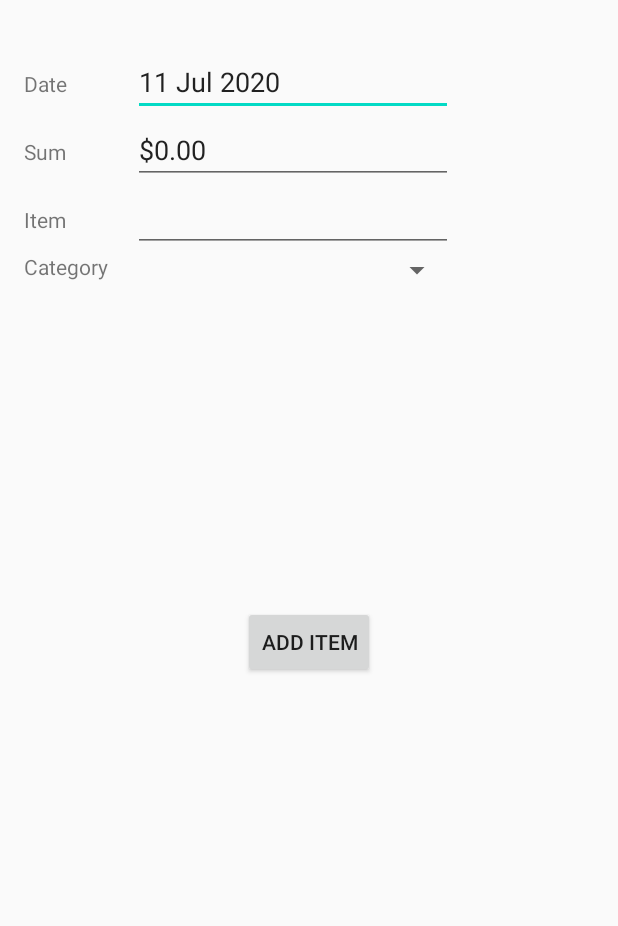
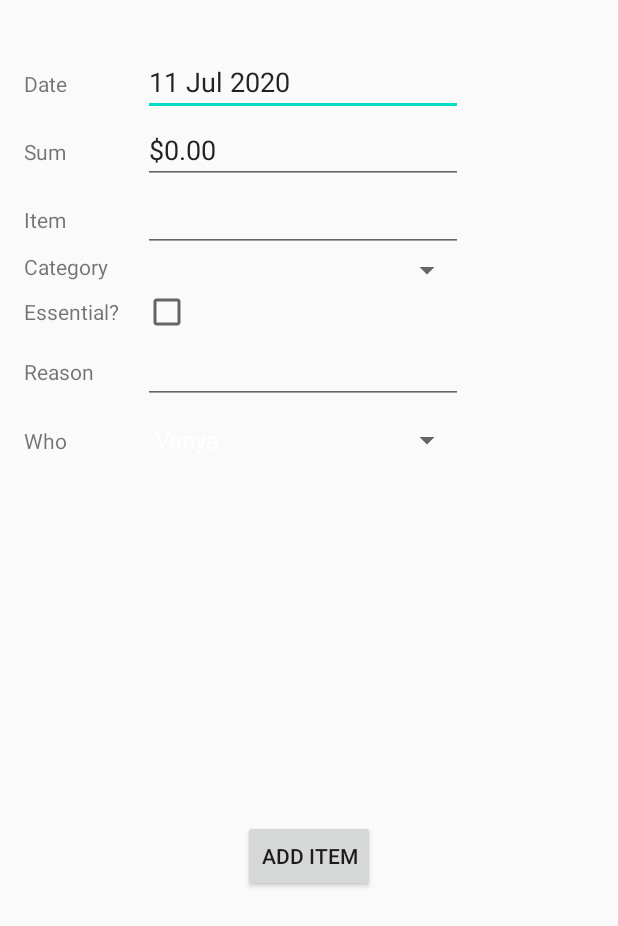
Before and after one commit to wyaneva/spending-tracker-android, an Android app: the screen it shows after launch (MainActivity), on a phone screen of 412 x 824 dp. Shown: the top 926 px of the screen. Run offline under Robolectric (Android 15) with nearby library versions, the phone set to English and light mode, and no system bars; our stand-ins replace Volley; network calls fail.

Commit message:
Added remaining fields

```diff
--- a/app/src/main/java/com/example/spendingtracker/MainActivity.java
+++ b/app/src/main/java/com/example/spendingtracker/MainActivity.java
@@ -29,6 +29,7 @@ import android.view.Menu;
 import android.view.MenuItem;
 import android.widget.ArrayAdapter;
 import android.widget.Button;
+import android.widget.CheckBox;
 import android.widget.DatePicker;
 import android.widget.EditText;
 import android.widget.SimpleAdapter;
@@ -53,9 +54,13 @@ import java.util.Map;
 
 public class MainActivity extends AppCompatActivity implements View.OnClickListener {
 
-    EditText editTextDate,editTextSum, editTextItem;
-    Spinner spinnerCategory;
+    EditText editTextDate,editTextSum, editTextItem, editTextReason;
+    Spinner spinnerCategory, spinnerWho;
+    CheckBox checkBoxEssential;
     Button buttonAddItem;
+
+    String sheetUrl = "https://script.google.com/macros/s/AKfycbzz93Yb_MDZbljoENvVWFY2lBwOalZpTXosoQ8jcS5FedCFMpk/exec";
+
     @Override
     protected void onCreate(Bundle savedInstanceState) {
         super.onCreate(savedInstanceState);
@@ -64,7 +69,10 @@ public class MainActivity extends AppCompatActivity implements View.OnClickListe
         editTextDate = (EditText)findViewById(R.id.editText_Date);
         editTextSum = (EditText)findViewById(R.id.editText_Sum);
         editTextItem = (EditText)findViewById(R.id.editText_Item);
+        editTextReason = (EditText)findViewById(R.id.editText_Reason);
         spinnerCategory = (Spinner)findViewById(R.id.spinner_Category);
+        spinnerWho = (Spinner)findViewById(R.id.spinner_Who);
+        checkBoxEssential = (CheckBox) findViewById(R.id.checkBox_Essential);
 
         // create a date picker
         final SimpleDateFormat date_format = new SimpleDateFormat("dd MMM yyyy", Locale.getDefault());
@@ -116,7 +124,16 @@ public class MainActivity extends AppCompatActivity implements View.OnClickListe
         });
         editTextSum.setText("0");
 
+        // set Category spinner
         getCategories();
+
+        // set Who spinner
+        ArrayList<String> list = new ArrayList<String>();
+        list.add("Vanya");
+        list.add("Fraser");
+        ArrayAdapter<String> adapter = new ArrayAdapter<String>(getApplicationContext(), android.R.layout.simple_spinner_dropdown_item, list);
+        adapter.setDropDownViewResource(android.R.layout.simple_spinner_dropdown_item);
+        spinnerWho.setAdapter(adapter);
 
         buttonAddItem = (Button)findViewById(R.id.btn_add_item);
         buttonAddItem.setOnClickListener(this);
@@ -147,7 +164,7 @@ public class MainActivity extends AppCompatActivity implements View.OnClickListe
     private void getCategories() {
         // Important: add the action at the end of the url
         final ProgressDialog loading = ProgressDialog.show(this,"Loading","Please wait");
-        StringRequest stringRequest = new StringRequest(Request.Method.GET, "https://script.google.com/macros/s/AKfycbzz93Yb_MDZbljoENvVWFY2lBwOalZpTXosoQ8jcS5FedCFMpk/exec?action=getCategories",
+        StringRequest stringRequest = new StringRequest(Request.Method.GET, sheetUrl+"?action=getCategories",
                 new Response.Listener<String>() {
                     @Override
                     public void onResponse(String response) {
@@ -191,6 +208,11 @@ public class MainActivity extends AppCompatActivity implements View.OnClickListe
         final String date = editTextDate.getText().toString().trim();
         final String sum = editTextSum.getText().toString().trim();
         final String item = editTextItem.getText().toString().trim();
+        final String category = spinnerCategory.getSelectedItem().toString().trim();
+        final String essential = checkBoxEssential.isChecked() ? "Yes" : "No";
+        final String reason = editTextReason.getText().toString().trim();
+        final String who = spinnerWho.getSelectedItem().toString().trim();
+
         if(sum.equals("£0.00")) {
             AlertDialog.Builder builder = new AlertDialog.Builder(this);
             builder.setMessage("Please enter a sum greater than £0.00.");
@@ -200,7 +222,7 @@ public class MainActivity extends AppCompatActivity implements View.OnClickListe
         }
 
         final ProgressDialog loading = ProgressDialog.show(this,"Adding Item","Please wait");
-        StringRequest stringRequest = new StringRequest(Request.Method.POST, "https://script.google.com/macros/s/AKfycbzz93Yb_MDZbljoENvVWFY2lBwOalZpTXosoQ8jcS5FedCFMpk/exec",
+        StringRequest stringRequest = new StringRequest(Request.Method.POST, sheetUrl,
             new Response.Listener<String>() {
                 @Override
                 public void onResponse(String response) {
@@ -221,6 +243,10 @@ public class MainActivity extends AppCompatActivity implements View.OnClickListe
                 params.put("date", date);
                 params.put("sum", sum);
                 params.put("item", item);
+                params.put("category", category);
+                params.put("essential", essential);
+                params.put("reason", reason);
+                params.put("who", who);
                 return params;
             }
         };
--- a/app/src/main/res/layout/activity_main.xml
+++ b/app/src/main/res/layout/activity_main.xml
@@ -90,6 +90,62 @@
                 android:layout_width="match_parent"
                 android:layout_height="wrap_content"
                 android:ems="10" />
+
+        </TableRow>
+        <TableRow
+            android:layout_width="match_parent"
+            android:layout_height="match_parent">
+            <TextView
+                android:id="@+id/textView_Essential"
+                android:layout_width="wrap_content"
+                android:layout_height="wrap_content"
+                android:layout_marginLeft="16dp"
+                android:layout_marginRight="16dp"
+                android:text="Essential?" />
+
+            <CheckBox
+                android:id="@+id/checkBox_Essential"
+                android:layout_width="wrap_content"
+                android:layout_height="wrap_content"
+                android:text=" " />
+
+        </TableRow>
+        <TableRow
+            android:layout_width="match_parent"
+            android:layout_height="match_parent">
+
+            <TextView
+                android:id="@+id/textView_Reason"
+                android:layout_width="wrap_content"
+                android:layout_height="wrap_content"
+                android:layout_marginLeft="16dp"
+                android:layout_marginRight="16dp"
+                android:text="Reason" />
+
+            <EditText
+                android:id="@+id/editText_Reason"
+                android:layout_width="wrap_content"
+                android:layout_height="wrap_content"
+                android:ems="10" />
+        </TableRow>
+        <TableRow
+            android:layout_width="match_parent"
+            android:layout_height="match_parent">
+
+            <TextView
+                android:id="@+id/textView_Who"
+                android:layout_width="wrap_content"
+                android:layout_height="wrap_content"
+                android:layout_marginLeft="16dp"
+                android:layout_marginRight="16dp"
+                android:text="Who" />
+
+            <Spinner
+                android:id="@+id/spinner_Who"
+                android:layout_width="match_parent"
+                android:layout_height="wrap_content"
+                android:ems="10" />
+
         </TableRow>
     </TableLayout>
 
@@ -101,7 +157,7 @@
         app:layout_constraintBottom_toBottomOf="parent"
         app:layout_constraintEnd_toEndOf="parent"
         app:layout_constraintStart_toStartOf="parent"
-        app:layout_constraintTop_toTopOf="@id/tableLayout" />
+        app:layout_constraintTop_toBottomOf="@id/tableLayout" />
     />
 
 </androidx.constraintlayout.widget.ConstraintLayout>
```
